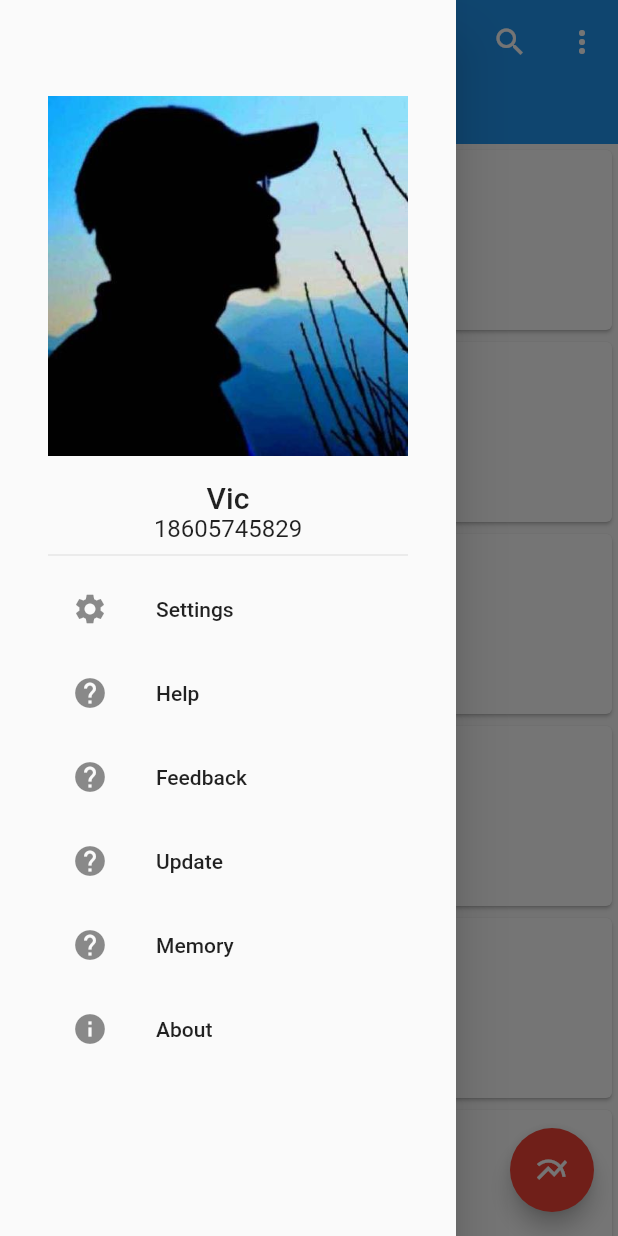
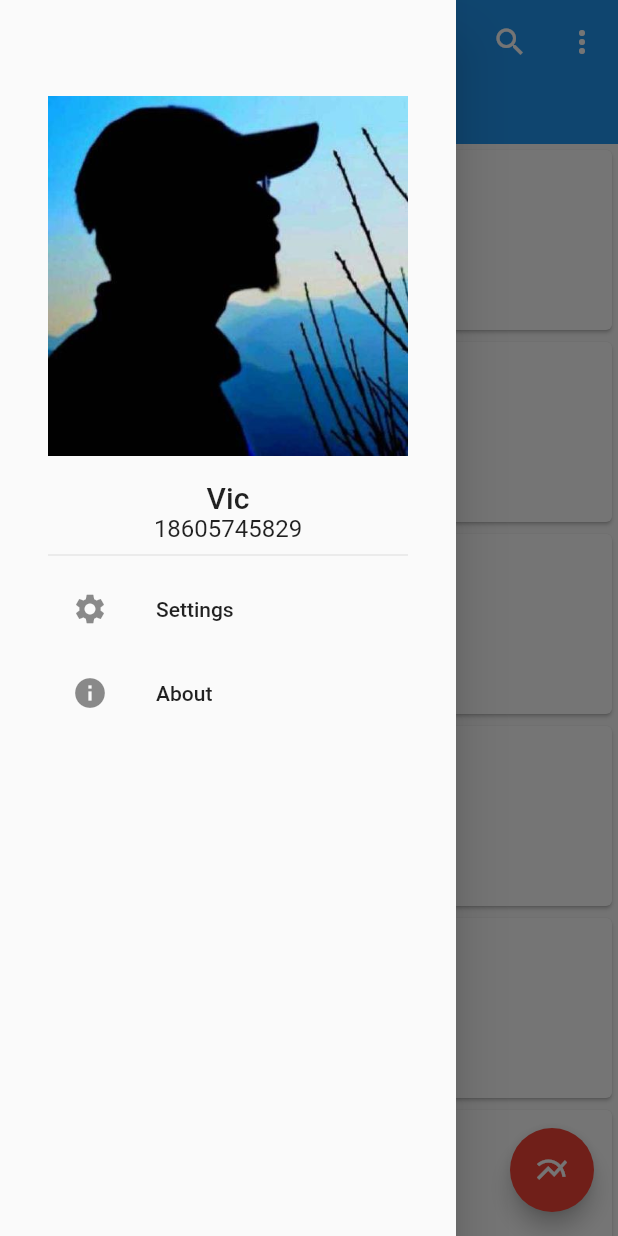
Before and after one commit to VicRen/flutter_learning, a Flutter app: the screen it shows after launch, with the side drawer open, on a phone screen of 412 x 824 dp. Run offline on Flutter 3.47's test engine with Material 2 defaults, Android fonts, the phone set to English and light mode, and no system bars; our stand-ins replace image_picker.

Commit message:
删除不需要的配置项

```diff
--- a/lib/home.dart
+++ b/lib/home.dart
@@ -51,34 +51,6 @@ class _HomePageState extends State<HomePage> {
         new ListTile(
           leading: new Icon(Icons.settings),
           title: new Text('Settings'),
-          onTap: () {
-            _popDrawer(DrawerAction.SETTINGS);
-          },
-        ),
-        new ListTile(
-          leading: new Icon(Icons.help),
-          title: new Text('Help'),
-          onTap: () {
-            _popDrawer(DrawerAction.SETTINGS);
-          },
-        ),
-        new ListTile(
-          leading: new Icon(Icons.help),
-          title: new Text('Feedback'),
-          onTap: () {
-            _popDrawer(DrawerAction.SETTINGS);
-          },
-        ),
-        new ListTile(
-          leading: new Icon(Icons.help),
-          title: new Text('Update'),
-          onTap: () {
-            _popDrawer(DrawerAction.SETTINGS);
-          },
-        ),
-        new ListTile(
-          leading: new Icon(Icons.help),
-          title: new Text('Memory'),
           onTap: () {
             _popDrawer(DrawerAction.SETTINGS);
           },
```
